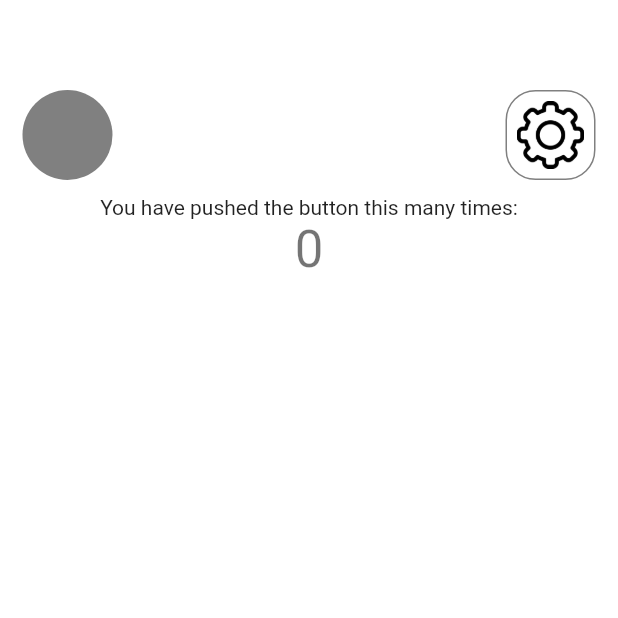
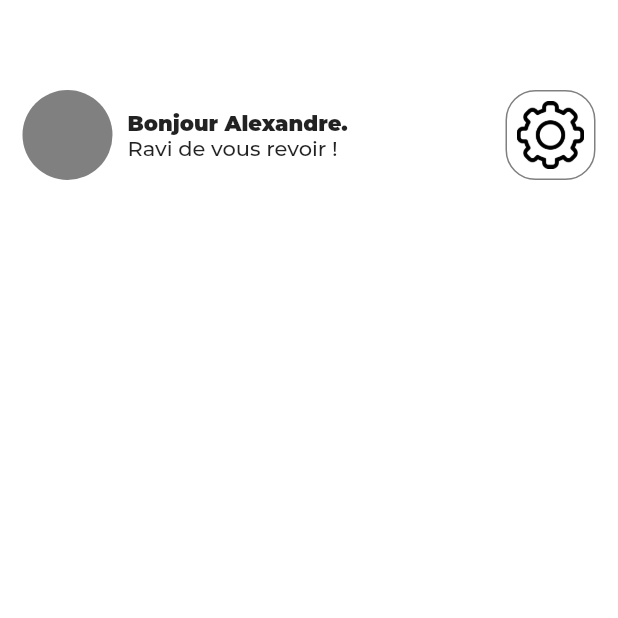
Before and after one commit to alexxtahi/numerizer, a Flutter app: the screen it shows after launch, on a phone screen of 412 x 824 dp, the top half of it. Run offline on Flutter 3.47's test engine with Material 2 defaults, Android fonts, the phone set to English and light mode, and no system bars; project files that could hold a hidden picture were left out.

Commit message:
Finish Appbar design

```diff
--- a/lib/views/Home.dart
+++ b/lib/views/Home.dart
@@ -12,19 +12,6 @@ class HomeView extends StatefulWidget {
 }
 
 class HomeViewState extends State<HomeView> {
-  int _counter = 0;
-
-  void _incrementCounter() {
-    setState(() {
-      // This call to setState tells the Flutter framework that something has
-      // changed in this State, which causes it to rerun the build method below
-      // so that the display can reflect the updated values. If we changed
-      // _counter without calling setState(), then the build method would not be
-      // called again, and so nothing would appear to happen.
-      _counter++;
-    });
-  }
-
   @override
   Widget build(BuildContext context) {
     // Change system UI properties
@@ -54,6 +41,27 @@ class HomeViewState extends State<HomeView> {
                       radius: 30,
                       backgroundColor: Color.fromRGBO(0, 0, 0, 0.5),
                     ),
+                    Padding(padding: EdgeInsets.only(right: 10)),
+                    Column(
+                      mainAxisAlignment: MainAxisAlignment.center,
+                      crossAxisAlignment: CrossAxisAlignment.start,
+                      children: [
+                        Text(
+                          'Bonjour Alexandre.',
+                          style: TextStyle(
+                            fontFamily: 'Montserrat',
+                            fontWeight: FontWeight.w900,
+                          ),
+                        ),
+                        Text(
+                          'Ravi de vous revoir !',
+                          style: TextStyle(
+                            fontFamily: 'Montserrat',
+                            //fontWeight: FontWeight.w900,
+                          ),
+                        ),
+                      ],
+                    ),
                   ],
                 ),
                 //todo: Settings button
@@ -67,13 +75,6 @@ class HomeViewState extends State<HomeView> {
               ],
             ),
           ),
-          Text(
-            'You have pushed the button this many times:',
-          ),
-          Text(
-            '$_counter',
-            style: Theme.of(context).textTheme.headline4,
-          ),
         ],
       ),
     );
```
